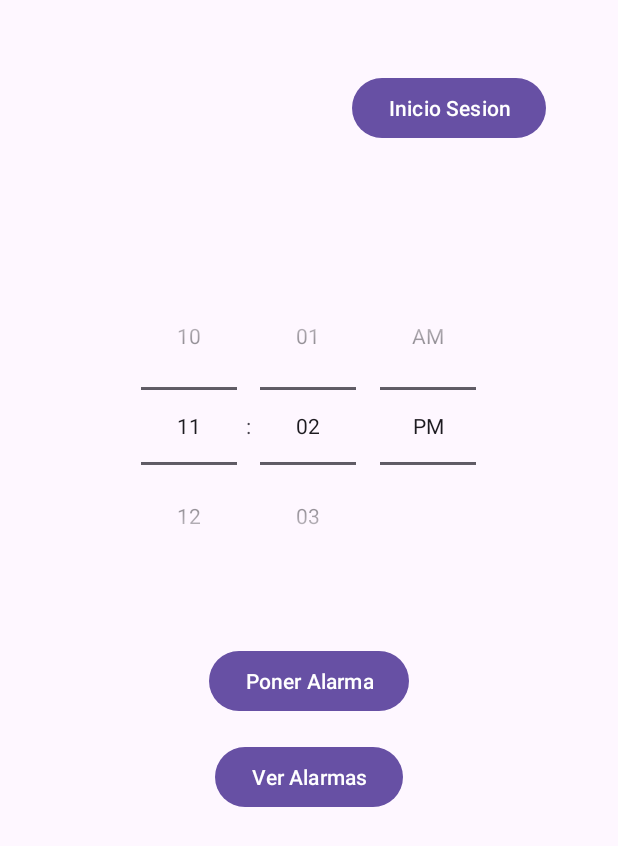
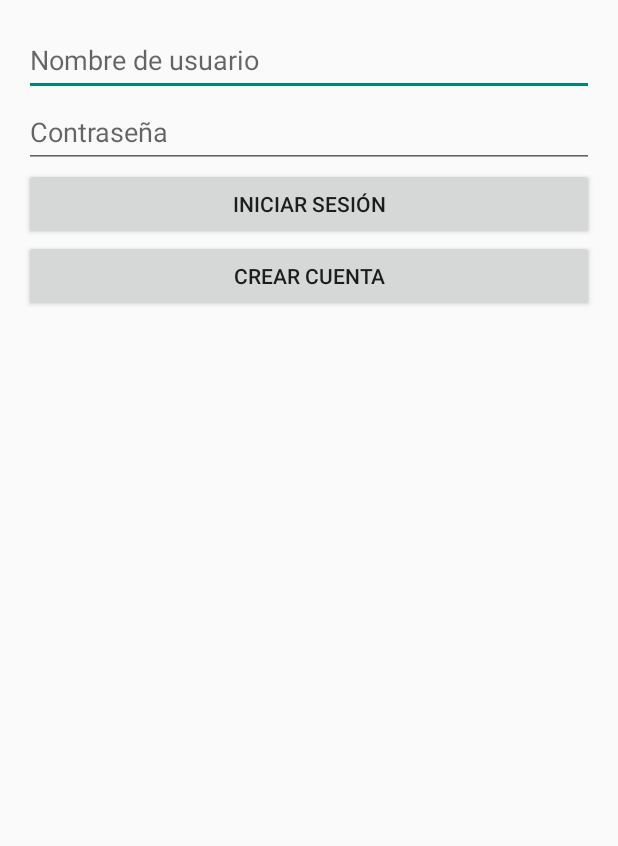
Before and after one commit to DarthRyoshi/AlarmClock, an Android app: the screen it shows after launch (MainActivity before the commit, LoginActivity after it), on a phone screen of 412 x 824 dp. Shown: the top 846 px of the screen. Run offline under Robolectric (Android 15) with nearby library versions, the phone set to English and light mode, and no system bars; 1 statement that could not run was skipped.

Commit message:
Version Preeliminar(25/10/2024

```diff
--- a/app/src/main/res/layout/activity_login.xml
+++ b/app/src/main/res/layout/activity_login.xml
@@ -6,39 +6,31 @@
     android:padding="16dp">
 
     <EditText
-        android:id="@+id/username"
+        android:id="@+id/usernameEditText"
         android:layout_width="match_parent"
         android:layout_height="wrap_content"
-        android:hint="Nombre Usuario"
-        android:layout_marginBottom="16dp" />
+        android:hint="Nombre de usuario"
+        android:inputType="text"
+        android:minHeight="48dp"/>
 
     <EditText
-        android:id="@+id/password"
+        android:id="@+id/passwordEditText"
         android:layout_width="match_parent"
         android:layout_height="wrap_content"
         android:hint="Contraseña"
         android:inputType="textPassword"
-        android:layout_marginBottom="16dp" />
+        android:minHeight="48dp"/>
 
-    <LinearLayout
+    <Button
+        android:id="@+id/loginButton"
         android:layout_width="match_parent"
         android:layout_height="wrap_content"
-        android:gravity="center"
-        android:orientation="horizontal">
+        android:text="Iniciar Sesión"
+        android:minHeight="48dp"/>
 
-        <Button
-            android:id="@+id/login_button"
-            android:layout_width="wrap_content"
-            android:layout_height="wrap_content"
-            android:layout_marginEnd="8dp"
-            android:padding="12dp"
-            android:text="Iniciar Sesión" />
-
-        <Button
-            android:id="@+id/back_button"
-            android:layout_width="wrap_content"
-            android:layout_height="wrap_content"
-            android:padding="12dp"
-            android:text="Volver" />
-    </LinearLayout>
+    <Button
+        android:id="@+id/createAccountButton"
+        android:layout_width="match_parent"
+        android:layout_height="wrap_content"
+        android:text="Crear Cuenta" />
 </LinearLayout>
--- a/app/src/main/res/layout/activity_main.xml
+++ b/app/src/main/res/layout/activity_main.xml
@@ -1,47 +1,30 @@
 <?xml version="1.0" encoding="utf-8"?>
-<RelativeLayout xmlns:android="http://schemas.android.com/apk/res/android"
+<LinearLayout xmlns:android="http://schemas.android.com/apk/res/android"
     android:layout_width="match_parent"
     android:layout_height="match_parent"
+    android:orientation="vertical"
     android:padding="16dp">
+
+    <TimePicker
+        android:id="@+id/timePicker"
+        android:layout_width="match_parent"
+        android:layout_height="wrap_content" />
+
+    <Button
+        android:id="@+id/setAlarmButton"
+        android:layout_width="match_parent"
+        android:layout_height="wrap_content"
+        android:text="Configurar Alarma" />
+
+    <Button
+        android:id="@+id/viewAlarmsButton"
+        android:layout_width="match_parent"
+        android:layout_height="wrap_content"
+        android:text="Ver Alarmas" />
 
     <Button
         android:id="@+id/topRightButton"
-        android:layout_width="wrap_content"
+        android:layout_width="match_parent"
         android:layout_height="wrap_content"
-        android:layout_alignParentTop="true"
-        android:layout_alignParentEnd="true"
-        android:layout_margin="32dp"
-        android:layout_marginStart="32dp"
-        android:layout_marginTop="11dp"
-        android:layout_marginEnd="-3dp"
-        android:layout_marginBottom="32dp"
-        android:text="Inicio Sesion" />
-
-    <TimePicker
-        android:id="@+id/timePicker"
-        android:layout_width="wrap_content"
-        android:layout_height="wrap_content"
-        android:layout_below="@id/topRightButton"
-        android:layout_centerHorizontal="true"
-        android:layout_marginBottom="20dp"
-        android:timePickerMode="spinner"
-        android:layout_marginTop="50dp"/> <!-- Aumentar el margen superior aquí -->
-
-    <Button
-        android:id="@+id/setAlarmButton"
-        android:layout_width="wrap_content"
-        android:layout_height="wrap_content"
-        android:text="Poner Alarma"
-        android:layout_below="@id/timePicker"
-        android:layout_centerHorizontal="true"
-        android:layout_marginTop="20dp"/>
-
-    <Button
-        android:id="@+id/viewAlarmsButton"
-        android:layout_width="wrap_content"
-        android:layout_height="wrap_content"
-        android:text="Ver Alarmas"
-        android:layout_below="@id/setAlarmButton"
-        android:layout_centerHorizontal="true"
-        android:layout_marginTop="16dp"/>
-</RelativeLayout>
+        android:text="Iniciar Sesión" />
+</LinearLayout>
```
Also changed, not shown: app/src/main/AndroidManifest.xml (+9 -15 lines), app/src/main/java/com/example/alarmclock/AlarmReceiver.java (+10 -5 lines), app/src/main/java/com/example/alarmclock/LoginActivity.java (+27 -35 lines), app/src/main/java/com/example/alarmclock/MainActivity.java (+8 -19 lines), app/src/main/java/com/example/alarmclock/ViewAlarmsActivity.java (+21 -15 lines), app/src/main/res/layout/activity_view_alarms.xml (+8 -10 lines).
